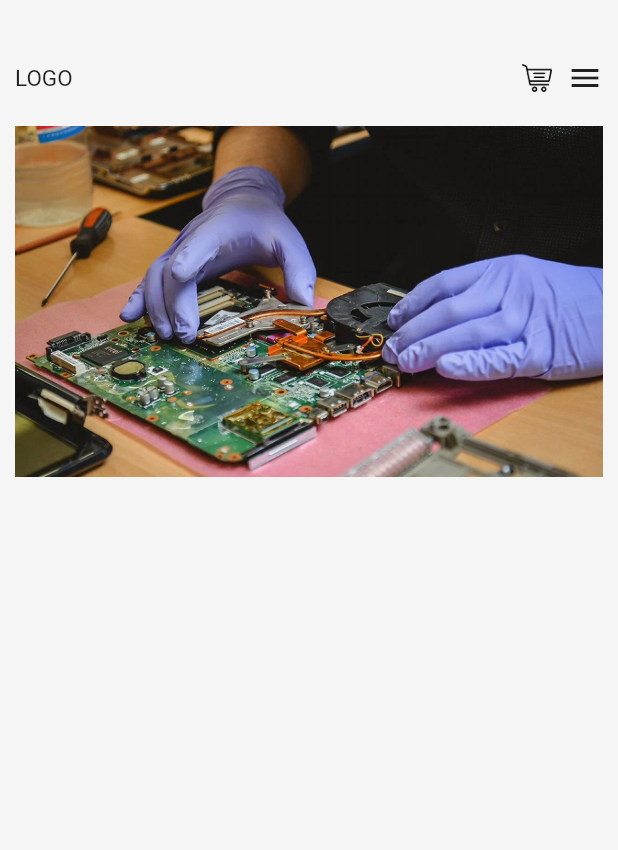
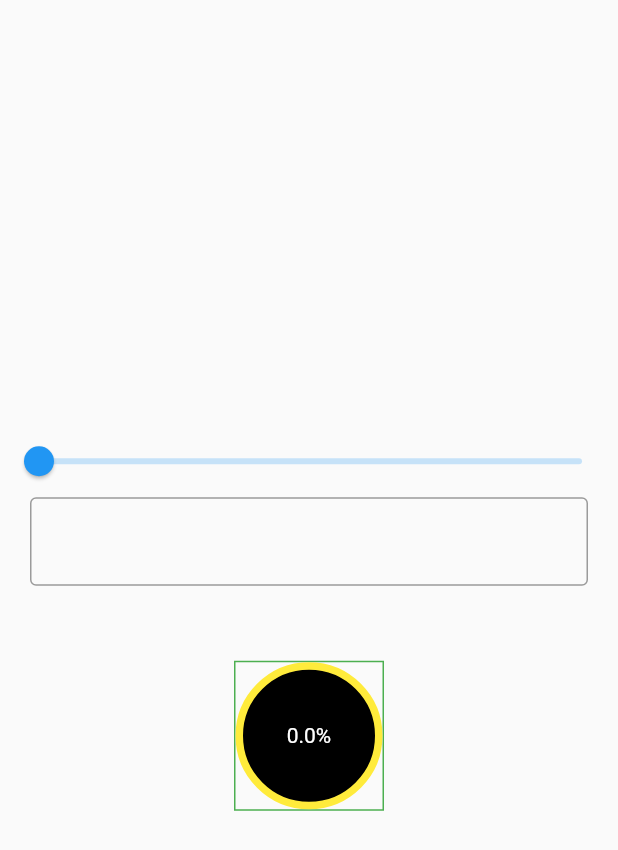
Before and after one commit to gooodwin67/flutter_test, a Flutter app: the screen it shows after launch, on a phone screen of 412 x 824 dp. Shown: the top 850 px of the screen. Run offline on Flutter 3.47's test engine with Material 2 defaults, Android fonts, the phone set to English and light mode, and no system bars.

Commit message:
draw & slider

```diff
--- /dev/null
+++ b/lib/draw.dart
@@ -0,0 +1,145 @@
+import 'dart:math';
+
+import 'package:flutter/material.dart';
+
+class Draw extends StatefulWidget {
+  const Draw({Key? key}) : super(key: key);
+
+  @override
+  State<Draw> createState() => _DrawState();
+}
+
+class _DrawState extends State<Draw> {
+  var inputController = TextEditingController();
+  double percent = 0;
+  double newPersent = 0;
+  double _currentSliderValue = 0;
+
+  void onChangeSliderValue(value) {
+    _currentSliderValue = value;
+    percent = value / 100;
+    newPersent = value.round();
+    setState(() {});
+  }
+
+  void onChangedInput(text) {
+    if (inputController.text.isNotEmpty) {
+      int num = int.parse(inputController.text);
+      percent = num / 100;
+      newPersent = double.parse(text);
+    } else
+      percent = 0;
+    setState(() {});
+  }
+
+  @override
+  void initState() {
+    super.initState();
+  }
+
+  @override
+  Widget build(BuildContext context) {
+    return MaterialApp(
+      home: Scaffold(
+        body: Center(
+          child: Column(
+            mainAxisAlignment: MainAxisAlignment.center,
+            children: [
+              Slider(
+                value: _currentSliderValue,
+                max: 100,
+                divisions: 100,
+                label: _currentSliderValue.round().toString(),
+                onChanged: onChangeSliderValue,
+              ),
+              Padding(
+                padding: const EdgeInsets.symmetric(horizontal: 20),
+                child: TextField(
+                  keyboardType: TextInputType.numberWithOptions(
+                      decimal: true, signed: false),
+                  controller: inputController,
+                  onChanged: onChangedInput,
+                  decoration: InputDecoration(border: OutlineInputBorder()),
+                ),
+              ),
+              SizedBox(height: 50),
+              Container(
+                width: 100,
+                height: 100,
+                decoration:
+                    BoxDecoration(border: Border.all(color: Colors.green)),
+                child: Stack(
+                  fit: StackFit.expand,
+                  children: [
+                    CustomPaint(
+                      painter: MyPaint(percent: percent),
+                    ),
+                    Center(
+                      child: Text(
+                        '$newPersent%',
+                        style: TextStyle(color: Colors.white),
+                      ),
+                    ),
+                  ],
+                ),
+              ),
+            ],
+          ),
+        ),
+      ),
+    );
+  }
+}
+
+class MyPaint extends CustomPainter {
+  final double percent;
+
+  MyPaint({required this.percent});
+
+  @override
+  void paint(Canvas canvas, Size size) {
+    final backgroundPaint = Paint();
+    backgroundPaint.color = Colors.black;
+
+    canvas.drawArc(
+      Offset(2.5, 2.5) & Size(size.width - 5, size.height - 5),
+      -pi / 2,
+      pi * 2,
+      false,
+      backgroundPaint,
+    );
+
+    final paint2 = Paint();
+    paint2.color = Colors.yellow;
+    paint2.style = PaintingStyle.stroke;
+    paint2.strokeWidth = 5;
+
+    canvas.drawArc(
+      Offset(2.5, 2.5) & Size(size.width - 5, size.height - 5),
+      -pi / 2,
+      pi * 2,
+      false,
+      paint2,
+    );
+
+    final paint = Paint();
+    paint.color = Colors.green;
+    paint.style = PaintingStyle.stroke;
+    paint.strokeCap = StrokeCap.round;
+    paint.strokeWidth = 5;
+
+    canvas.drawArc(
+      Offset(2.5, 2.5) & Size(size.width - 5, size.height - 5),
+      -pi / 2,
+      pi * 2 * percent,
+      false,
+      paint,
+    );
+  }
+
+  @override
+  bool shouldRepaint(MyPaint oldDelegate) => true;
+
+  @override
+  bool shouldRebuildSemantics(MyPaint oldDelegate) => true;
+}
--- a/lib/main.dart
+++ b/lib/main.dart
@@ -1,5 +1,6 @@
 import 'package:flutter/material.dart';
 import 'package:flutterprojects/buttons.dart';
+import 'package:flutterprojects/draw.dart';
 import 'package:flutterprojects/images.dart';
 import 'package:flutterprojects/list_view.dart';
 import 'package:flutterprojects/bank_app.dart';
@@ -10,4 +11,4 @@ import 'package:flutterprojects/textfield.dart';
 
 //import 'app.dart';
 
-void main() => runApp(ImagesWidget());
+void main() => runApp(Draw());
```
Also changed, not shown: pubspec.lock.
